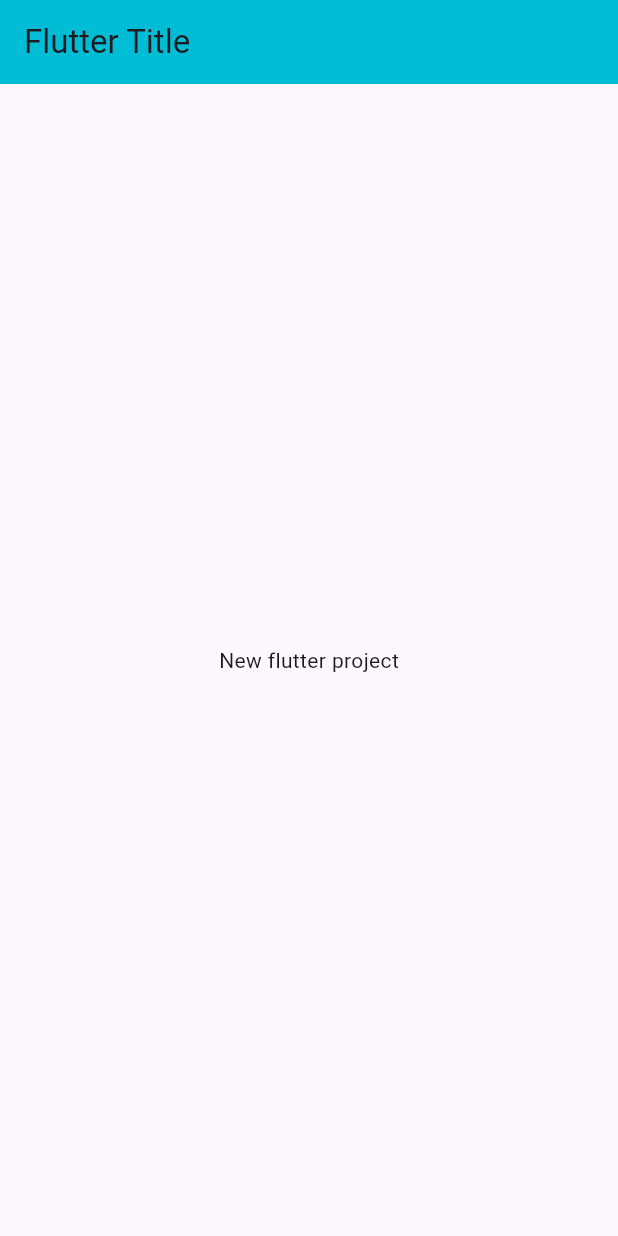
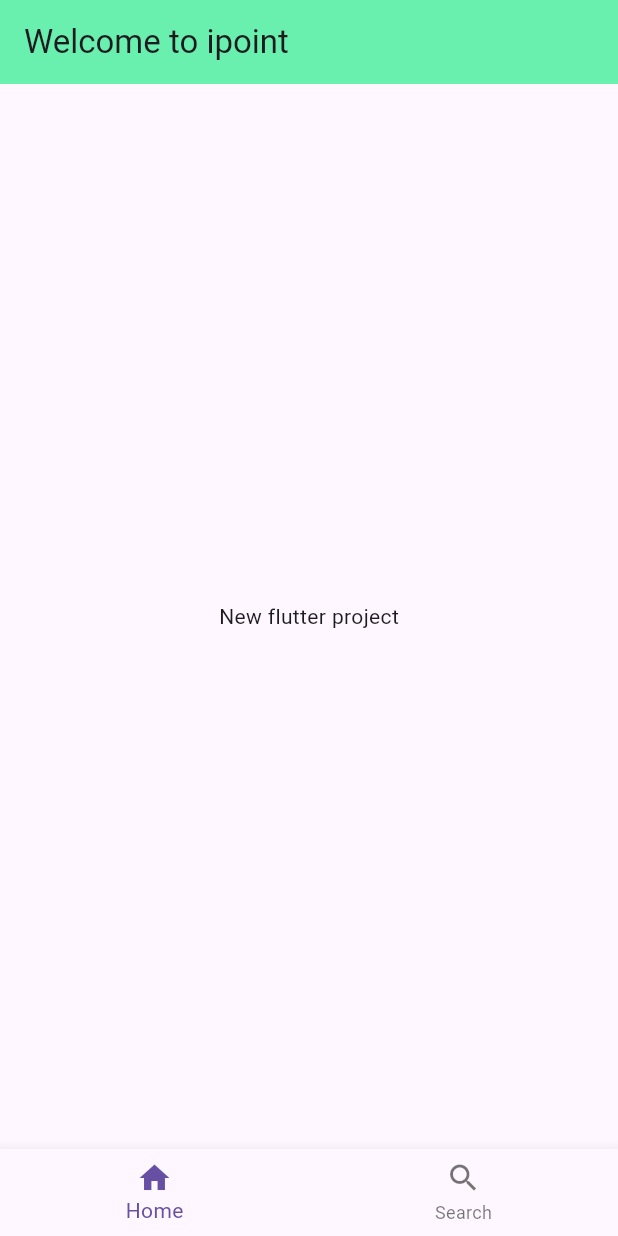
Before and after one commit to Kemical001/ticket-app, a Flutter app: the screen it shows after launch, on a phone screen of 412 x 824 dp. Run offline on Flutter 3.47's test engine with Material 3 defaults, Android fonts, the phone set to English and light mode, and no system bars.

Commit message:
second commit

```diff
--- a/lib/base/bottom_nav_bar.dart
+++ b/lib/base/bottom_nav_bar.dart
@@ -10,6 +10,20 @@ class BottomNavBar extends StatefulWidget {
 class _BottomNavBarState extends State<BottomNavBar> {
   @override
   Widget build(BuildContext context) {
-    return const Placeholder();
+    return Scaffold(
+      appBar: AppBar(
+        backgroundColor: Colors.greenAccent,
+        title: const Text("Welcome to ipoint"),
+      ),
+      body: const Center(
+        child: Text("New flutter project"),
+      ),
+      bottomNavigationBar: BottomNavigationBar(
+        items: const [
+          BottomNavigationBarItem(icon: Icon(Icons.home), label: "Home"),
+          BottomNavigationBarItem(icon: Icon(Icons.search), label: "Search")
+        ],
+      ),
+    );
   }
 }
--- a/lib/main.dart
+++ b/lib/main.dart
@@ -1,4 +1,5 @@
 import 'package:flutter/material.dart';
+import 'package:ticket_app/base/bottom_nav_bar.dart';
 
 void main() {
   runApp(const MyApp());
@@ -10,15 +11,8 @@ class MyApp extends StatelessWidget {
   // This widget is the root of your application.
   @override
   Widget build(BuildContext context) {
-    return MaterialApp(
-        title: 'Flutter Demo',
-        theme: ThemeData(),
-        home: Scaffold(
-          appBar: AppBar(
-            backgroundColor: Colors.cyan,
-            title: const Text("Flutter Title"),
-          ),
-          body: const Center(child: Text("New flutter project")),
-        ));
+    return const MaterialApp(
+      home: BottomNavBar(),
+    );
   }
 }
```
